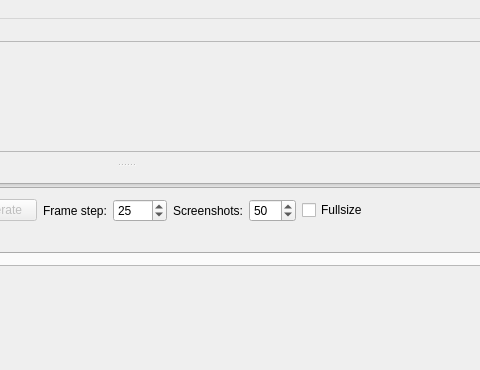
Qt form mainwindow.ui (labyrinthofdreams/screenpicker) before a commit; both pictures show x 323 to 803 and y 0 to 370 of the 898 by 521 pixel window.
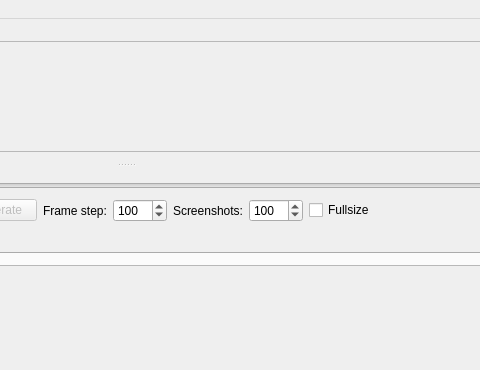
The same form after that commit. The open tabs and pages were chosen to show the change. Custom widgets are drawn as their Qt base class.

Commit message: Set max screenshots to 1000. Set default to 100.

The edit to the form file:
```diff
--- a/mainwindow.ui
+++ b/mainwindow.ui
@@ -216,7 +216,7 @@
              <number>1000</number>
             </property>
             <property name="value">
-             <number>25</number>
+             <number>100</number>
             </property>
            </widget>
           </item>
@@ -239,10 +239,10 @@
              <number>2</number>
             </property>
             <property name="maximum">
-             <number>250</number>
+             <number>1000</number>
             </property>
             <property name="value">
-             <number>50</number>
+             <number>100</number>
             </property>
            </widget>
           </item>
```
Left out of the diff: 4 changed lines with no effect on the pictures.
